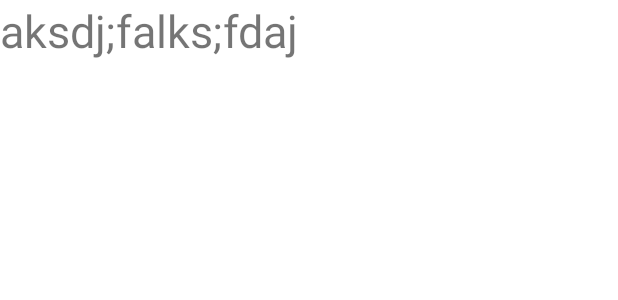
After one commit to Markus-Tai/Food-Ordering-App, an Android app: the layout fragment_cuisine_list.xml on its own in the app's theme, with its tools: preview values and no code run, on a phone screen of 412 x 824 dp. The commit adds this screen. Shown: the top 300 px of the screen. Run offline under Robolectric (Android 15) with nearby library versions, the phone set to English and light mode, and no system bars.

Commit message:
worked on recycler views, etc

```diff
--- a/app/src/main/res/layout/activity_main.xml
+++ b/app/src/main/res/layout/activity_main.xml
@@ -12,7 +12,6 @@
         android:layout_width="match_parent"
         android:layout_height="match_parent"
         android:orientation="vertical">
-
     </LinearLayout>
 
 </ScrollView>
--- /dev/null
+++ b/app/src/main/res/layout/fragment_cuisine_list.xml
@@ -0,0 +1,28 @@
+<?xml version="1.0" encoding="utf-8"?>
+<FrameLayout xmlns:android="http://schemas.android.com/apk/res/android"
+    xmlns:tools="http://schemas.android.com/tools"
+    android:layout_width="match_parent"
+    android:layout_height="match_parent"
+    tools:context=".CuisineListFragment">
+
+    <LinearLayout
+        android:layout_width="match_parent"
+        android:layout_height="match_parent"
+        android:orientation="vertical">
+        <TextView
+            android:id="@+id/text_cuisine_name"
+            android:layout_width="match_parent"
+            android:layout_height="match_parent"
+            android:text="aksdj;falks;fdaj"
+            android:textSize="30sp"/>
+
+        <androidx.recyclerview.widget.RecyclerView
+            android:id="@+id/recycler_view"
+            android:layout_width="match_parent"
+            android:layout_height="200dp"
+            android:layout_marginTop="5dp"
+            android:background="#6F8C73"/>
+
+    </LinearLayout>
+
+</FrameLayout>
```
Also changed, not shown: app/src/main/java/com/example/foodorderingapp/CuisineListFragment.java (added, +149 -0 lines), app/src/main/java/com/example/foodorderingapp/MainActivity.java (+18 -2 lines), app/src/main/java/com/example/foodorderingapp/Menu.java (+13 -3 lines), app/src/main/res/layout/item_dish.xml (added, +32 -0 lines), 1 other file.
